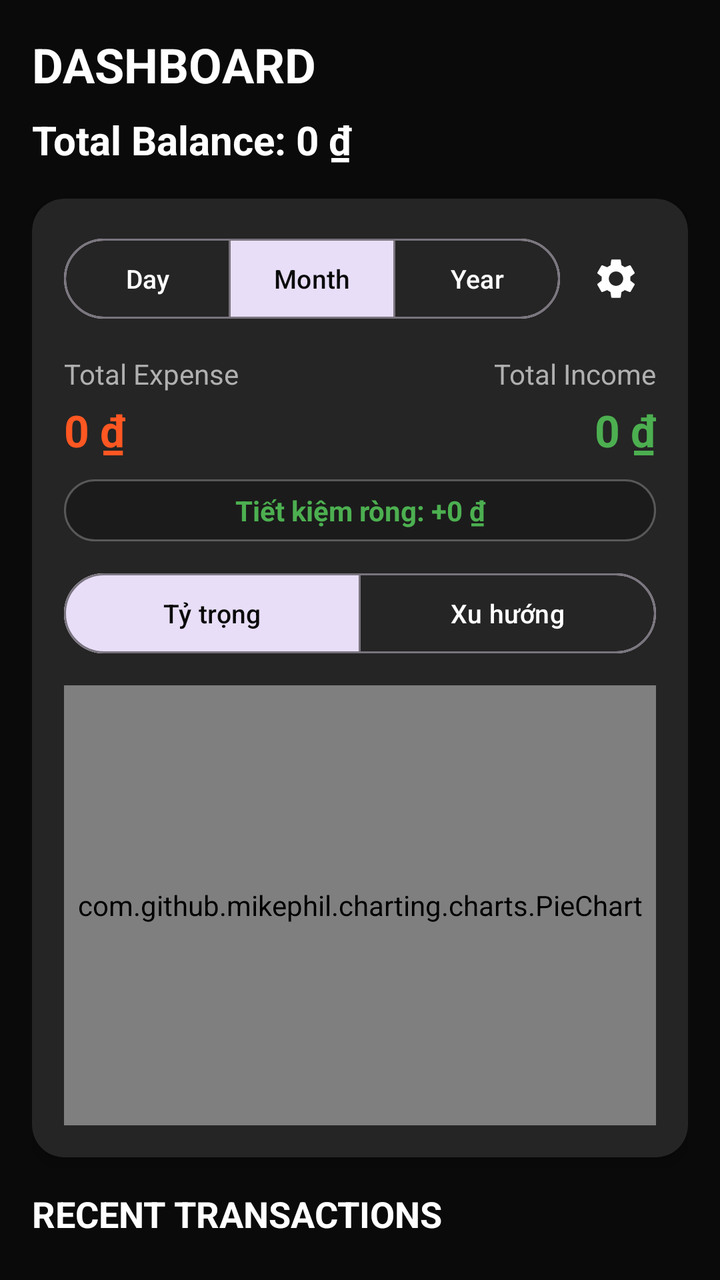
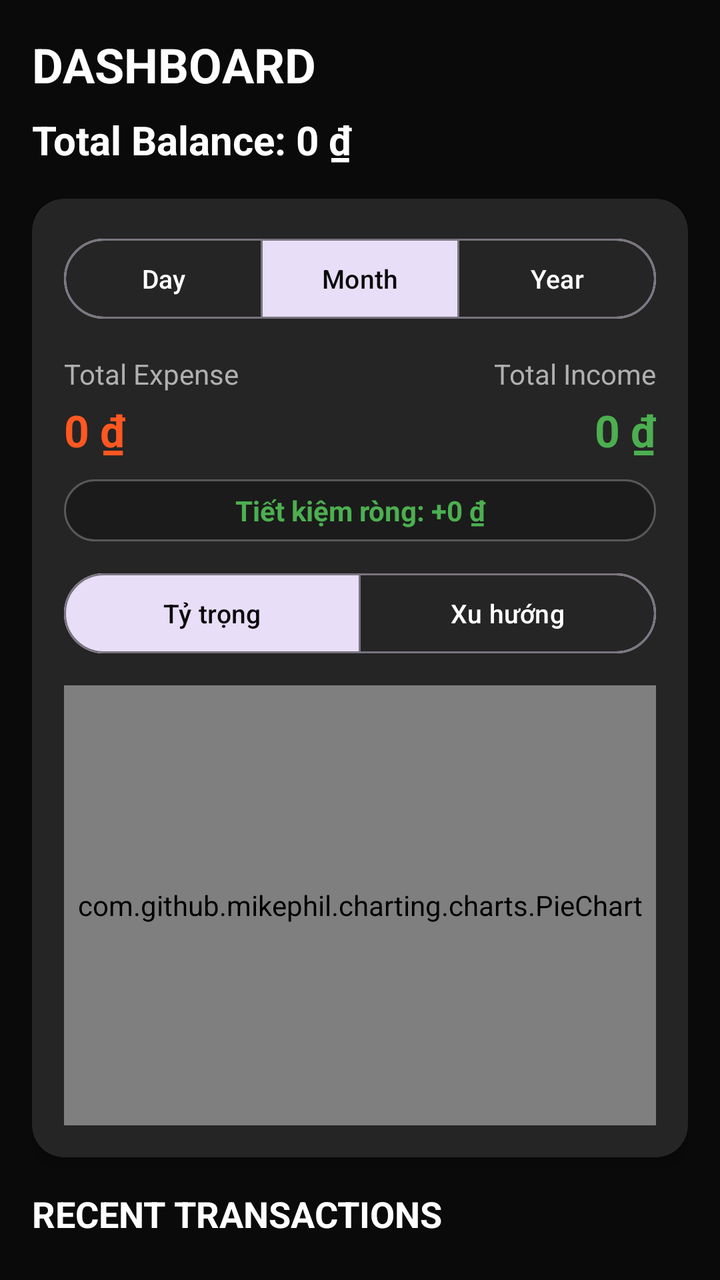

Before-and-after screenshots of an Android layout around one commit, followed by the original layout XML and the change that was made.
<!-- AndroidManifest.xml: application theme Theme.ExpenseTrackerApp -->
<!-- res/layout/fragment_dashboard_overview.xml -->
<?xml version="1.0" encoding="utf-8"?>
<RelativeLayout xmlns:android="http://schemas.android.com/apk/res/android"
    xmlns:app="http://schemas.android.com/apk/res-auto"
    android:layout_width="match_parent"
    android:layout_height="match_parent"
    android:background="@color/background_dark">

    <androidx.core.widget.NestedScrollView
        android:layout_width="match_parent"
        android:layout_height="match_parent"
        android:fillViewport="true">

        <LinearLayout
            android:layout_width="match_parent"
            android:layout_height="wrap_content"
            android:orientation="vertical"
            android:padding="16dp">

            <TextView
                android:layout_width="wrap_content"
                android:layout_height="wrap_content"
                android:text="@string/title_home"
                android:textSize="24sp"
                android:textStyle="bold"
                android:textAllCaps="true"
                android:textColor="@color/white" />

            <LinearLayout
                android:layout_width="match_parent"
                android:layout_height="wrap_content"
                android:orientation="horizontal"
                android:gravity="center_vertical"
                android:layout_marginTop="8dp">

                <TextView
                    android:id="@+id/tv_total_balance"
                    android:layout_width="0dp"
                    android:layout_height="wrap_content"
                    android:layout_weight="1"
                    android:text="Total Balance: 0 ₫"
                    android:textColor="@color/white"
                    android:textSize="20sp"
                    android:textStyle="bold" />

            </LinearLayout>

            <androidx.cardview.widget.CardView
                android:layout_width="match_parent"
                android:layout_height="wrap_content"
                android:layout_marginTop="16dp"
                app:cardBackgroundColor="@color/card_dark"
                app:cardCornerRadius="16dp"
                app:cardElevation="4dp">

                <LinearLayout
                    android:layout_width="match_parent"
                    android:layout_height="wrap_content"
                    android:orientation="vertical"
                    android:padding="16dp">

                    <LinearLayout
                        android:layout_width="match_parent"
                        android:layout_height="wrap_content"
                        android:layout_marginBottom="14dp"
                        android:gravity="center_vertical"
                        android:orientation="horizontal">

                        <com.google.android.material.button.MaterialButtonToggleGroup
                            android:id="@+id/toggle_time_filter"
                            android:layout_width="0dp"
                            android:layout_height="wrap_content"
                            android:layout_weight="1"
                            app:singleSelection="true"
                            app:selectionRequired="true"
                            app:checkedButton="@+id/btn_filter_month">

                            <com.google.android.material.button.MaterialButton
                                android:id="@+id/btn_filter_day"
                                android:layout_width="0dp"
                                android:layout_height="wrap_content"
                                android:layout_weight="1"
                                android:paddingHorizontal="4dp"
                                android:text="@string/filter_day"
                                android:textSize="13sp"
                                android:textColor="@color/selector_toggle_text"
                                style="?attr/materialButtonOutlinedStyle" />

                            <com.google.android.material.button.MaterialButton
                                android:id="@+id/btn_filter_month"
                                android:layout_width="0dp"
                                android:layout_height="wrap_content"
                                android:layout_weight="1"
                                android:paddingHorizontal="4dp"
                                android:text="@string/filter_month"
                                android:textSize="13sp"
                                android:textColor="@color/selector_toggle_text"
                                style="?attr/materialButtonOutlinedStyle" />

                            <com.google.android.material.button.MaterialButton
                                android:id="@+id/btn_filter_year"
                                android:layout_width="0dp"
                                android:layout_height="wrap_content"
                                android:layout_weight="1"
                                android:paddingHorizontal="4dp"
                                android:text="@string/filter_year"
                                android:textSize="13sp"
                                android:textColor="@color/selector_toggle_text"
                                style="?attr/materialButtonOutlinedStyle" />

                        </com.google.android.material.button.MaterialButtonToggleGroup>

                        <ImageButton
                            android:id="@+id/btn_dashboard_settings"
                            android:layout_width="40dp"
                            android:layout_height="40dp"
                            android:layout_marginStart="8dp"
                            android:background="?attr/selectableItemBackgroundBorderless"
                            android:contentDescription="@string/cd_dashboard_settings"
                            android:src="@drawable/ic_settings"
                            app:tint="@color/white" />
                    </LinearLayout>

                    <LinearLayout
                        android:layout_width="match_parent"
                        android:layout_height="wrap_content"
                        android:orientation="horizontal">

                        <LinearLayout
                            android:layout_width="0dp"
                            android:layout_height="wrap_content"
                            android:layout_weight="1"
                            android:orientation="vertical">

                            <TextView
                                android:layout_width="wrap_content"
                                android:layout_height="wrap_content"
                                android:text="@string/label_total_expense"
                                android:textColor="@color/text_secondary"
                                android:textSize="14sp" />

                            <TextView
                                android:id="@+id/tv_total_expense"
                                android:layout_width="wrap_content"
                                android:layout_height="wrap_content"
                                android:layout_marginTop="4dp"
                                android:text="0 ₫"
                                android:textColor="@color/colorAccent"
                                android:textSize="22sp"
                                android:textStyle="bold" />
                        </LinearLayout>

                        <LinearLayout
                            android:layout_width="0dp"
                            android:layout_height="wrap_content"
                            android:layout_weight="1"
                            android:orientation="vertical"
                            android:gravity="end">

                            <TextView
                                android:layout_width="wrap_content"
                                android:layout_height="wrap_content"
                                android:text="@string/label_total_income"
                                android:textColor="@color/text_secondary"
                                android:textSize="14sp" />

                            <TextView
                                android:id="@+id/tv_total_income"
                                android:layout_width="wrap_content"
                                android:layout_height="wrap_content"
                                android:layout_marginTop="4dp"
                                android:text="0 ₫"
                                android:textColor="#4CAF50"
                                android:textSize="22sp"
                                android:textStyle="bold" />
                        </LinearLayout>
                    </LinearLayout>

                    <TextView
                        android:id="@+id/tv_net_savings"
                        android:layout_width="match_parent"
                        android:layout_height="wrap_content"
                        android:layout_marginTop="10dp"
                        android:background="@drawable/bg_glass_pill"
                        android:gravity="center"
                        android:paddingHorizontal="12dp"
                        android:paddingVertical="6dp"
                        android:text="Tiết kiệm ròng: +0 ₫"
                        android:textColor="@color/income_green"
                        android:textSize="14sp"
                        android:textStyle="bold" />

                    <com.google.android.material.button.MaterialButtonToggleGroup
                        android:id="@+id/toggle_chart_type"
                        android:layout_width="match_parent"
                        android:layout_height="wrap_content"
                        android:layout_marginTop="12dp"
                        app:singleSelection="true"
                        app:selectionRequired="true"
                        app:checkedButton="@+id/btn_chart_pie">

                        <com.google.android.material.button.MaterialButton
                            android:id="@+id/btn_chart_pie"
                            android:layout_width="0dp"
                            android:layout_height="wrap_content"
                            android:layout_weight="1"
                            android:text="@string/chart_mode_pie"
                            android:textSize="13sp"
                            android:textColor="@color/selector_toggle_text"
                            style="?attr/materialButtonOutlinedStyle" />

                        <com.google.android.material.button.MaterialButton
                            android:id="@+id/btn_chart_bar"
                            android:layout_width="0dp"
                            android:layout_height="wrap_content"
                            android:layout_weight="1"
                            android:text="@string/chart_mode_bar"
                            android:textSize="13sp"
                            android:textColor="@color/selector_toggle_text"
                            style="?attr/materialButtonOutlinedStyle" />

                    </com.google.android.material.button.MaterialButtonToggleGroup>

                    <FrameLayout
                        android:layout_width="match_parent"
                        android:layout_height="220dp"
                        android:layout_marginTop="12dp">

                        <com.github.mikephil.charting.charts.PieChart
                            android:id="@+id/pie_chart"
                            android:layout_width="match_parent"
                            android:layout_height="match_parent" />

                        <com.github.mikephil.charting.charts.BarChart
                            android:id="@+id/bar_chart"
                            android:layout_width="match_parent"
                            android:layout_height="match_parent"
                            android:visibility="gone" />
                    </FrameLayout>
                </LinearLayout>
            </androidx.cardview.widget.CardView>

            <Space
                android:layout_width="match_parent"
                android:layout_height="16dp" />

            <TextView
                android:layout_width="wrap_content"
                android:layout_height="wrap_content"
                android:text="@string/label_recent_transactions"
                android:textSize="18sp"
                android:textStyle="bold"
                android:textAllCaps="true"
                android:textColor="@color/white"
                android:layout_marginBottom="8dp" />

            <androidx.recyclerview.widget.RecyclerView
                android:id="@+id/rv_recent_expenses"
                android:layout_width="match_parent"
                android:layout_height="wrap_content"
                android:nestedScrollingEnabled="false" />

        </LinearLayout>
    </androidx.core.widget.NestedScrollView>

</RelativeLayout>
<!-- resources referenced by this layout -->
<resources>
  <color name="background_dark">#0A0A0A</color>
  <color name="card_dark">#252525</color>
  <color name="colorAccent">#FF5722</color>
  <color name="income_green">#4CAF50</color>
  <color name="text_secondary">#B0B0B0</color>
  <color name="white">#FFFFFF</color>
  <!-- drawable bg_glass_pill (drawable) -->
  <?xml version="1.0" encoding="utf-8"?>
  <shape xmlns:android="http://schemas.android.com/apk/res/android"
      android:shape="rectangle">
      <solid android:color="#99141414" />
      <stroke android:width="1dp" android:color="@color/surface_glass_stroke" />
      <corners android:radius="@dimen/radius_pill" />
  </shape>
  <!-- drawable ic_settings (drawable) -->
  <vector xmlns:android="http://schemas.android.com/apk/res/android"
      android:width="24dp"
      android:height="24dp"
      android:viewportWidth="24"
      android:viewportHeight="24"
      android:tint="?attr/colorControlNormal">
    <path
        android:fillColor="@android:color/white"
        android:pathData="M19.14,12.94c0.04,-0.3 0.06,-0.61 0.06,-0.94c0,-0.32 -0.02,-0.64 -0.07,-0.94l2.03,-1.58c0.18,-0.14 0.23,-0.41 0.12,-0.61l-1.92,-3.32c-0.12,-0.22 -0.37,-0.29 -0.59,-0.22l-2.39,0.96c-0.5,-0.38 -1.03,-0.7 -1.62,-0.94L14.4,2.81c-0.04,-0.24 -0.24,-0.41 -0.48,-0.41h-3.84c-0.24,0 -0.43,0.17 -0.47,0.41L9.25,5.35C8.66,5.59 8.12,5.92 7.63,6.29L5.24,5.33c-0.22,-0.08 -0.47,0 -0.59,0.22L2.74,8.87c-0.12,0.21 -0.08,0.47 0.12,0.61l2.03,1.58c-0.05,0.3 -0.09,0.63 -0.09,0.94s0.02,0.64 0.07,0.94l-2.03,1.58c-0.18,0.14 -0.23,0.41 -0.12,0.61l1.92,3.32c0.12,0.22 0.37,0.29 0.59,0.22l2.39,-0.96c0.5,0.38 1.03,0.7 1.62,0.94l0.36,2.54c0.05,0.24 0.24,0.41 0.48,0.41h3.84c0.24,0 0.44,-0.17 0.47,-0.41l0.36,-2.54c0.59,-0.24 1.13,-0.56 1.62,-0.94l2.39,0.96c0.22,0.08 0.47,0 0.59,-0.22l1.92,-3.32c0.12,-0.22 0.07,-0.47 -0.12,-0.61L19.14,12.94zM12,15.6c-1.98,0 -3.6,-1.62 -3.6,-3.6s1.62,-3.6 3.6,-3.6s3.6,1.62 3.6,3.6S13.98,15.6 12,15.6z"/>
  </vector>
  <string name="cd_dashboard_settings">Quick Settings</string>
  <string name="chart_mode_bar">Xu hướng</string>
  <string name="chart_mode_pie">Tỷ trọng</string>
  <string name="filter_day">Day</string>
  <string name="filter_month">Month</string>
  <string name="filter_year">Year</string>
  <string name="label_recent_transactions">Recent Transactions</string>
  <string name="label_total_expense">Total Expense</string>
  <string name="label_total_income">Total Income</string>
  <string name="title_home">Dashboard</string>
  <style name="Theme.ExpenseTrackerApp" parent="Theme.Material3.DayNight.NoActionBar">
          <item name="colorPrimary">@color/colorPrimary</item>
          <item name="colorPrimaryVariant">@color/colorPrimaryDark</item>
          <item name="colorOnPrimary">@color/white</item>
          <item name="colorSecondary">@color/colorAccent</item>
          <item name="colorSecondaryVariant">@color/colorAccent</item>
          <item name="colorOnSecondary">@color/white</item>
          <item name="android:colorBackground">@color/background_dark</item>
          <item name="android:statusBarColor">@color/background_dark</item>
          <item name="android:navigationBarColor">@color/background_dark</item>
      </style>
  <color name="surface_glass_stroke">#40FFFFFF</color>
  <dimen name="radius_pill">999dp</dimen>
  <color name="colorPrimary">#FF5722</color>
  <color name="colorPrimaryDark">#E64A19</color>
</resources>

<!-- the commit's change to res/layout/fragment_dashboard_overview.xml (unified diff, before → after) -->
@@ -58,67 +58,49 @@
                     android:orientation="vertical"
                     android:padding="16dp">
 
-                    <LinearLayout
+                    <com.google.android.material.button.MaterialButtonToggleGroup
+                        android:id="@+id/toggle_time_filter"
                         android:layout_width="match_parent"
                         android:layout_height="wrap_content"
                         android:layout_marginBottom="14dp"
-                        android:gravity="center_vertical"
-                        android:orientation="horizontal">
-
-                        <com.google.android.material.button.MaterialButtonToggleGroup
-                            android:id="@+id/toggle_time_filter"
-                            android:layout_width="0dp"
-                            android:layout_height="wrap_content"
-                            android:layout_weight="1"
-                            app:singleSelection="true"
-                            app:selectionRequired="true"
-                            app:checkedButton="@+id/btn_filter_month">
-
-                            <com.google.android.material.button.MaterialButton
-                                android:id="@+id/btn_filter_day"
-                                android:layout_width="0dp"
-                                android:layout_height="wrap_content"
-                                android:layout_weight="1"
-                                android:paddingHorizontal="4dp"
-                                android:text="@string/filter_day"
-                                android:textSize="13sp"
-                                android:textColor="@color/selector_toggle_text"
-                                style="?attr/materialButtonOutlinedStyle" />
-
-                            <com.google.android.material.button.MaterialButton
-                                android:id="@+id/btn_filter_month"
-                                android:layout_width="0dp"
-                                android:layout_height="wrap_content"
-                                android:layout_weight="1"
-                                android:paddingHorizontal="4dp"
-                                android:text="@string/filter_month"
-                                android:textSize="13sp"
-                                android:textColor="@color/selector_toggle_text"
-                                style="?attr/materialButtonOutlinedStyle" />
-
-                            <com.google.android.material.button.MaterialButton
-                                android:id="@+id/btn_filter_year"
-                                android:layout_width="0dp"
-                                android:layout_height="wrap_content"
-                                android:layout_weight="1"
-                                android:paddingHorizontal="4dp"
-                                android:text="@string/filter_year"
-                                android:textSize="13sp"
-                                android:textColor="@color/selector_toggle_text"
-                                style="?attr/materialButtonOutlinedStyle" />
-
-                        </com.google.android.material.button.MaterialButtonToggleGroup>
-
-                        <ImageButton
-                            android:id="@+id/btn_dashboard_settings"
-                            android:layout_width="40dp"
-                            android:layout_height="40dp"
-                            android:layout_marginStart="8dp"
-                            android:background="?attr/selectableItemBackgroundBorderless"
-                            android:contentDescription="@string/cd_dashboard_settings"
-                            android:src="@drawable/ic_settings"
-                            app:tint="@color/white" />
-                    </LinearLayout>
+                        app:singleSelection="true"
+                        app:selectionRequired="true"
+                        app:checkedButton="@+id/btn_filter_month">
+
+                        <com.google.android.material.button.MaterialButton
+                            android:id="@+id/btn_filter_day"
+                            android:layout_width="0dp"
+                            android:layout_height="wrap_content"
+                            android:layout_weight="1"
+                            android:paddingHorizontal="4dp"
+                            android:text="@string/filter_day"
+                            android:textSize="13sp"
+                            android:textColor="@color/selector_toggle_text"
+                            style="?attr/materialButtonOutlinedStyle" />
+
+                        <com.google.android.material.button.MaterialButton
+                            android:id="@+id/btn_filter_month"
+                            android:layout_width="0dp"
+                            android:layout_height="wrap_content"
+                            android:layout_weight="1"
+                            android:paddingHorizontal="4dp"
+                            android:text="@string/filter_month"
+                            android:textSize="13sp"
+                            android:textColor="@color/selector_toggle_text"
+                            style="?attr/materialButtonOutlinedStyle" />
+
+                        <com.google.android.material.button.MaterialButton
+                            android:id="@+id/btn_filter_year"
+                            android:layout_width="0dp"
+                            android:layout_height="wrap_content"
+                            android:layout_weight="1"
+                            android:paddingHorizontal="4dp"
+                            android:text="@string/filter_year"
+                            android:textSize="13sp"
+                            android:textColor="@color/selector_toggle_text"
+                            style="?attr/materialButtonOutlinedStyle" />
+
+                    </com.google.android.material.button.MaterialButtonToggleGroup>
 
                     <LinearLayout
                         android:layout_width="match_parent"
<!-- resource entries referenced after the edit -->
@@ -14,18 +14,6 @@
       <stroke android:width="1dp" android:color="@color/surface_glass_stroke" />
       <corners android:radius="@dimen/radius_pill" />
   </shape>
-  <!-- drawable ic_settings (drawable) -->
-  <vector xmlns:android="http://schemas.android.com/apk/res/android"
-      android:width="24dp"
-      android:height="24dp"
-      android:viewportWidth="24"
-      android:viewportHeight="24"
-      android:tint="?attr/colorControlNormal">
-    <path
-        android:fillColor="@android:color/white"
-        android:pathData="M19.14,12.94c0.04,-0.3 0.06,-0.61 0.06,-0.94c0,-0.32 -0.02,-0.64 -0.07,-0.94l2.03,-1.58c0.18,-0.14 0.23,-0.41 0.12,-0.61l-1.92,-3.32c-0.12,-0.22 -0.37,-0.29 -0.59,-0.22l-2.39,0.96c-0.5,-0.38 -1.03,-0.7 -1.62,-0.94L14.4,2.81c-0.04,-0.24 -0.24,-0.41 -0.48,-0.41h-3.84c-0.24,0 -0.43,0.17 -0.47,0.41L9.25,5.35C8.66,5.59 8.12,5.92 7.63,6.29L5.24,5.33c-0.22,-0.08 -0.47,0 -0.59,0.22L2.74,8.87c-0.12,0.21 -0.08,0.47 0.12,0.61l2.03,1.58c-0.05,0.3 -0.09,0.63 -0.09,0.94s0.02,0.64 0.07,0.94l-2.03,1.58c-0.18,0.14 -0.23,0.41 -0.12,0.61l1.92,3.32c0.12,0.22 0.37,0.29 0.59,0.22l2.39,-0.96c0.5,0.38 1.03,0.7 1.62,0.94l0.36,2.54c0.05,0.24 0.24,0.41 0.48,0.41h3.84c0.24,0 0.44,-0.17 0.47,-0.41l0.36,-2.54c0.59,-0.24 1.13,-0.56 1.62,-0.94l2.39,0.96c0.22,0.08 0.47,0 0.59,-0.22l1.92,-3.32c0.12,-0.22 0.07,-0.47 -0.12,-0.61L19.14,12.94zM12,15.6c-1.98,0 -3.6,-1.62 -3.6,-3.6s1.62,-3.6 3.6,-3.6s3.6,1.62 3.6,3.6S13.98,15.6 12,15.6z"/>
-  </vector>
-  <string name="cd_dashboard_settings">Quick Settings</string>
   <string name="chart_mode_bar">Xu hướng</string>
   <string name="chart_mode_pie">Tỷ trọng</string>
   <string name="filter_day">Day</string>
